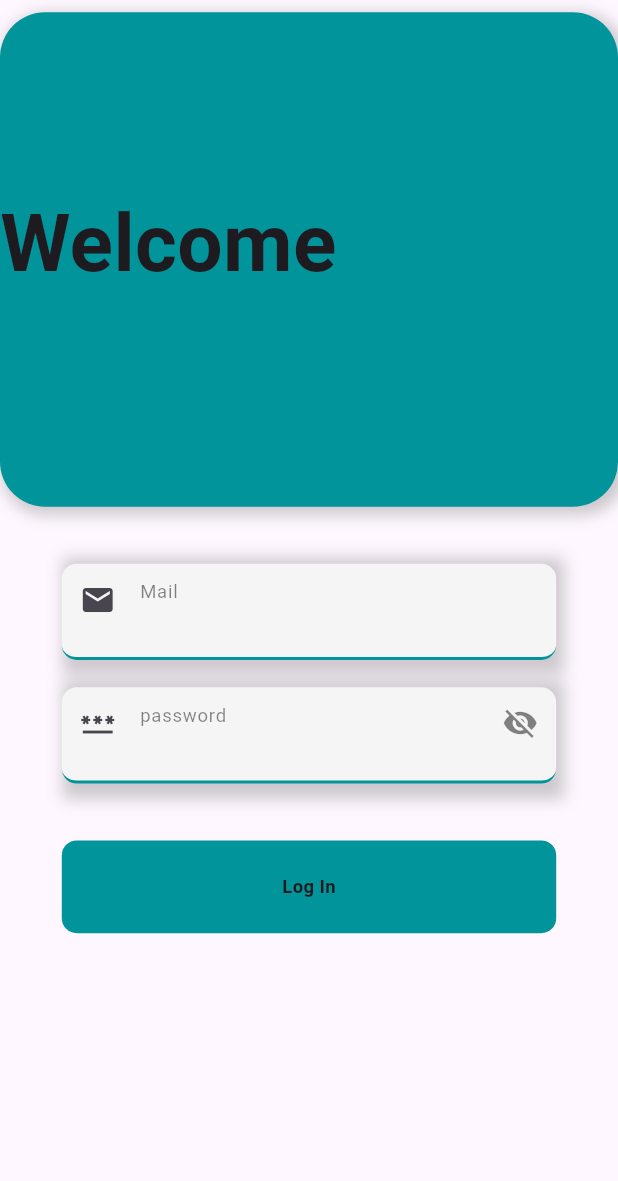
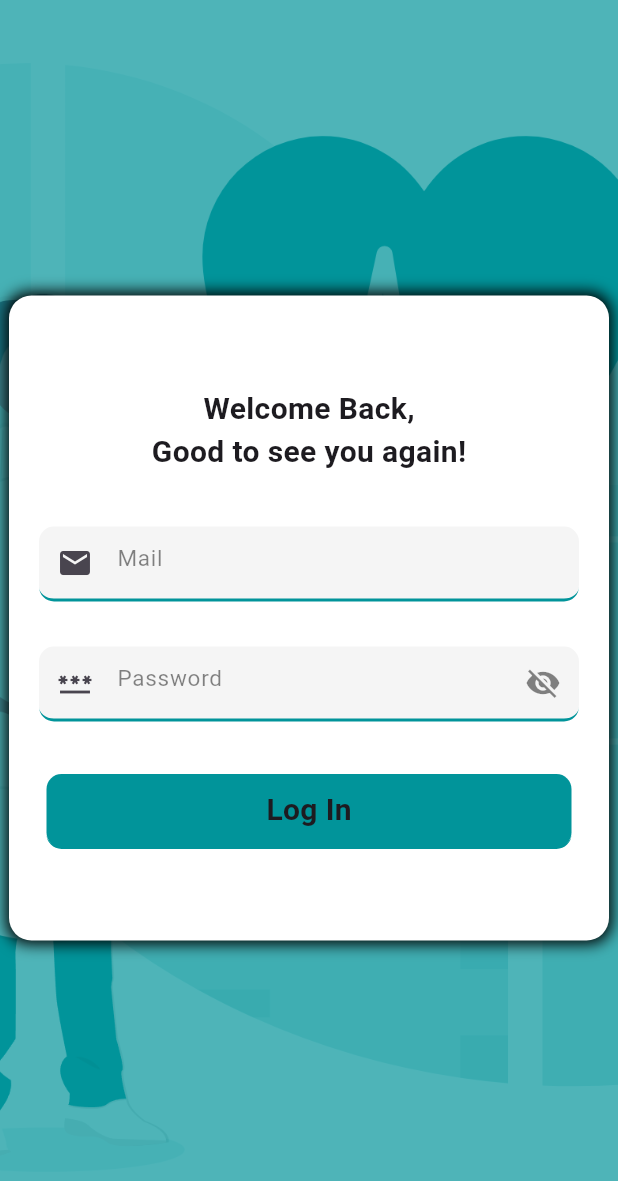
Before and after one commit to Awogi/Admin_panal, a Flutter app: the screen it shows after launch, on a phone screen of 412 x 824 dp. Shown: the top 1181 px of the screen. Run offline on Flutter 3.47's test engine with Material 3 defaults, Android fonts, the phone set to English and light mode, and no system bars; our stand-ins replace cloud_firestore, firebase_auth, firebase_core, shared_preferences; missing offline and left inert: flutter_admin_scaffold; accounts and stored records are empty; Roboto replaces fonts that are missing (Ubuntu).

Commit message:
26 baishak 2082

```diff
--- a/lib/firebase_services/form_container.dart
+++ b/lib/firebase_services/form_container.dart
@@ -15,6 +15,8 @@ class FormContainer extends StatefulWidget {
   final TextInputType? inputType;
   final ValueChanged<String>? onfieldSubmitted;
   final Icon? prefixIcon;
+  final int widthLength=500;
+  final int heightLength=600;
 
   const FormContainer({
     super.key,
@@ -59,7 +61,7 @@ class _FormContainerState extends State<FormContainer> {
             hintStyle: TextStyle(
               color: const Color.fromARGB(123, 0, 0, 0),
               fontFamily: "Ubuntu",
-              fontSize: MediaQuery.of(context).size.width * 0.03,
+              fontSize: 15,
             ),
             prefixIcon: widget.prefixIcon,
             contentPadding: const EdgeInsets.symmetric(
@@ -70,7 +72,7 @@ class _FormContainerState extends State<FormContainer> {
             errorStyle: TextStyle(
               color: themegreydarker,
               fontFamily: "Ubuntu",
-              fontSize: MediaQuery.of(context).size.width * 0.03,
+              fontSize: 10,
             ),
             suffixIcon:
                 widget.isPasswordField == true
@@ -90,7 +92,7 @@ class _FormContainerState extends State<FormContainer> {
           style: TextStyle(
             color: Colors.black,
             fontFamily: "Ubuntu",
-            fontSize: MediaQuery.of(context).size.width * 0.03,
+            fontSize: 12,
           ),
         ),
       ),
--- a/lib/pages/login.dart
+++ b/lib/pages/login.dart
@@ -34,84 +34,74 @@ class _SignInPageState extends State<SignInPage> {
   @override
   Widget build(BuildContext context) {
     return Scaffold(
-      body:
-      //  SingleChildScrollView(
-      //   child:
-      SizedBox(
-        width: double.infinity,
-        height: double.infinity,
-        child: Stack(
+      backgroundColor: themeblue,
+
+      body: Stack(
         children: [
-            Positioned(
-              top: MediaQuery.of(context).size.height * 0.01,
-              left:
-                  0, // Added left positioning to ensure the container is full width
-              right: 0,
+          Container(
+      decoration: BoxDecoration(
+        color: themeblue, // existing background color
+        image: DecorationImage(
+          image: AssetImage("assets/images/undraw_medicine_hqqg.png"), // your image path
+          fit: BoxFit.cover,
+          colorFilter: ColorFilter.mode(
+            themeblue.withOpacity(0.3), // blends with your theme color
+            BlendMode.dstATop,
+          ),
+        ),
+      ),
+    ),
+          Center(
             child: Container(
-                width: double.infinity,
-                height: MediaQuery.of(context).size.height * 0.4,
+              width: 400, // fixed width
+              height: 430, // fixed height
+              padding: const EdgeInsets.all(20),
               decoration: BoxDecoration(
-                  color: themeblue,
-                  borderRadius: BorderRadius.horizontal(
-                    right: Radius.circular(30),
-                    left: Radius.circular(30),
-                  ),
+                color: Colors.white,
+                borderRadius: BorderRadius.circular(15),
                 boxShadow: [
                   BoxShadow(
-                      color: Colors.black.withAlpha(50),
+                    color: Colors.black,
                     blurRadius: 8,
                     spreadRadius: 2,
-                      offset: Offset(3, 3),
+                  ),
+                ],
+              ),
+              child: Column(
+                crossAxisAlignment: CrossAxisAlignment.center,
+                mainAxisAlignment: MainAxisAlignment.center,
+                children: [
+                  // SizedBox(height: 20,),
+                  SizedBox(
+                    // height: 60,
+                    child: Column(
+                      children: [
+                        Text(
+                          "Welcome Back,",
+                          style: TextStyle(
+                            fontSize: 20,
+                            fontFamily: "Ubuntu",
+                            color:
+                                Theme.of(context).textTheme.bodyLarge?.color,
+                            fontWeight: FontWeight.bold,
+                          ),
+                        ),
+                        Text(
+                          "Good to see you again!",
+                          style: TextStyle(
+                            fontSize: 20,
+                            fontFamily: "Ubuntu",
+                            color:
+                                Theme.of(context).textTheme.bodyLarge?.color,
+                            fontWeight: FontWeight.bold,
+                          ),
                         ),
                       ],
                     ),
                   ),
-            ),
-            Positioned(
-              top: MediaQuery.of(context).size.height * 0.15,
-              left:
-                  0, // Added left positioning to ensure the container is full width
-              right: 0,
-              child: Text(
-                "Welcome",
-                style: TextStyle(
-                  fontSize: MediaQuery.of(context).size.width * 0.13,
-                  fontFamily: "Ubuntu",
-                  color: Theme.of(context).textTheme.bodyLarge?.color,
-                  fontWeight: FontWeight.bold,
-                ),
-              ),
-            ),
-
-            Positioned(
-              top: MediaQuery.of(context).size.height * 0.45,
-              left:
-                  kIsWeb
-                      ? MediaQuery.of(context).size.width * 0.2
-                      : MediaQuery.of(context).size.width * 0.1,
-              right:
-                  kIsWeb
-                      ? MediaQuery.of(context).size.width * 0.2
-                      : MediaQuery.of(context).size.width * 0.1,
-              child: Container(
-                decoration: BoxDecoration(
-                  boxShadow: [
-                    BoxShadow(
-                      color: Colors.black.withAlpha(50),
-                      blurRadius: 8,
-                      spreadRadius: 2,
-                      offset: Offset(3, 3),
-                    ),
-                  ],
-                ),
-                // width:
-                //     kIsWeb
-                //         ? MediaQuery.of(context).size.width * 0.7
-                //         : MediaQuery.of(context).size.width * 0.8,
-                height:
-                    kIsWeb
-                        ? MediaQuery.of(context).size.height * 0.07
-                        : MediaQuery.of(context).size.width * 0.18,
+                  SizedBox(height: 30),
+                  SizedBox(
+                    // height: 60,
                     child: FormContainer(
                       prefixIcon: Icon(Icons.mail),
                       controller: _emailController,
@@ -119,56 +109,18 @@ class _SignInPageState extends State<SignInPage> {
                       isPasswordField: false,
                     ),
                   ),
-            ),
-            Positioned(
-              top: MediaQuery.of(context).size.height * 0.55,
-              left:
-                  kIsWeb
-                      ? MediaQuery.of(context).size.width * 0.2
-                      : MediaQuery.of(context).size.width * 0.1,
-              right:
-                  kIsWeb
-                      ? MediaQuery.of(context).size.width * 0.2
-                      : MediaQuery.of(context).size.width * 0.1,
-              child: Container(
-                decoration: BoxDecoration(
-                  boxShadow: [
-                    BoxShadow(
-                      color: Colors.black.withAlpha(50),
-                      blurRadius: 8,
-                      spreadRadius: 2,
-                      offset: Offset(3, 3),
-                    ),
-                  ],
-                ),
-                // width:
-                //     kIsWeb
-                //         ? MediaQuery.of(context).size.width * 0.7
-                //         : MediaQuery.of(context).size.width * 0.8,
-                height:
-                    kIsWeb
-                        ? MediaQuery.of(context).size.height * 0.07
-                        : MediaQuery.of(context).size.width * 0.18,
+                  const SizedBox(height: 20),
+                  SizedBox(
+                    // height: 60,
                     child: FormContainer(
                       prefixIcon: Icon(Icons.password),
                       controller: _passwordController,
-                  hintText: 'password',
+                      hintText: 'Password',
                       isPasswordField: true,
                     ),
                   ),
-            ),
-
-            Positioned(
-              top: MediaQuery.of(context).size.height * 0.68,
-              left:
-                  kIsWeb
-                      ? MediaQuery.of(context).size.width * 0.2
-                      : MediaQuery.of(context).size.width * 0.1,
-              right:
-                  kIsWeb
-                      ? MediaQuery.of(context).size.width * 0.2
-                      : MediaQuery.of(context).size.width * 0.1,
-              child: GestureDetector(
+                  const SizedBox(height: 30),
+                  GestureDetector(
                      onTap: () {
                 _auth.logIn(
                   context: context,
@@ -177,23 +129,21 @@ class _SignInPageState extends State<SignInPage> {
                 );
               },
                     child: Container(
-                  // width:
-                  //     kIsWeb
-                  //         ? MediaQuery.of(context).size.width * 0.6
-                  //         : MediaQuery.of(context).size.width * 0.5,
-                  height:
-                      kIsWeb
-                          ? MediaQuery.of(context).size.height * 0.07
-                          : MediaQuery.of(context).size.width * 0.15,
+                      width: 350,
+                      height: 50,
+
                       decoration: BoxDecoration(
+                        color: themeblue,
                         borderRadius: BorderRadius.circular(10),
-                    color: themeblue,
+                        border: Border(
+                          bottom: BorderSide(width: 2, color: themeblue),
+                        ),
                       ),
                       child: Center(
                         child: Text(
                           'Log In',
                           style: TextStyle(
-                        fontSize: MediaQuery.of(context).size.width * 0.03,
+                            fontSize: 20,
                             fontFamily: "Ubuntu",
                             color: Theme.of(context).textTheme.bodyLarge?.color,
                             fontWeight: FontWeight.bold,
@@ -202,9 +152,11 @@ class _SignInPageState extends State<SignInPage> {
                       ),
                     ),
                   ),
+                ],
+              ),
+            ),
           ),
         ],
-        ),
       ),
       // ),
     );
--- a/pubspec.yaml
+++ b/pubspec.yaml
@@ -68,7 +68,8 @@ flutter:
   # included with your application, so that you can use the icons in
   # the material Icons class.
   uses-material-design: true
-
+  assets:
+    - assets/images/undraw_medicine_hqqg.png
   # To add assets to your application, add an assets section, like this:
   # assets:
   #   - images/a_dot_burr.jpeg
```
Also changed, not shown: assets/images/undraw_medicine_hqqg.png (added). Lines whose indentation alone changed are shown as unchanged.
